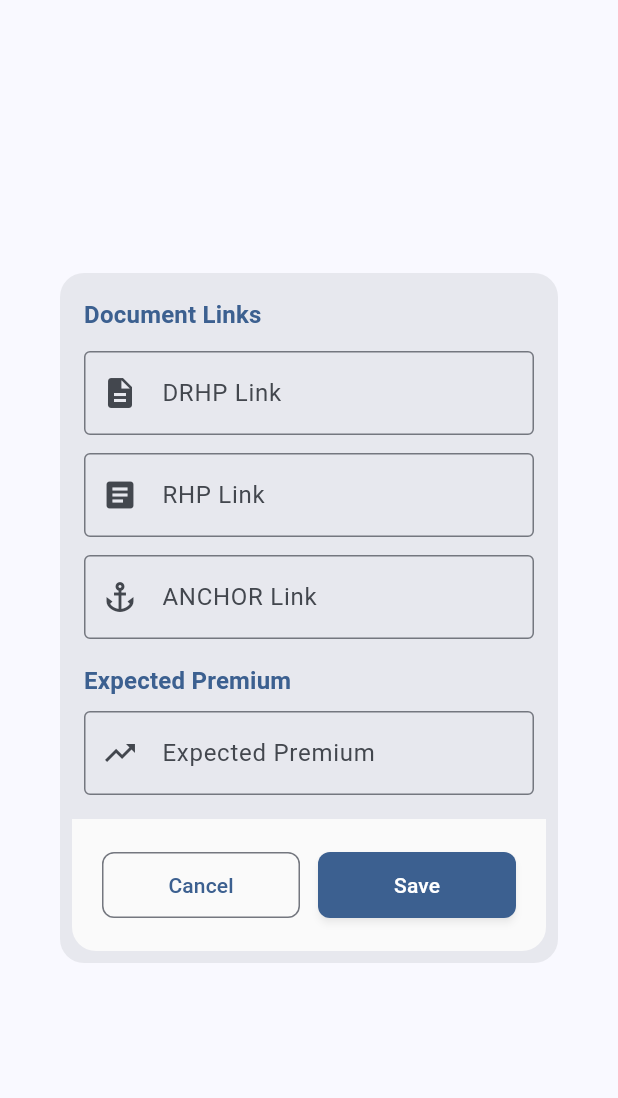
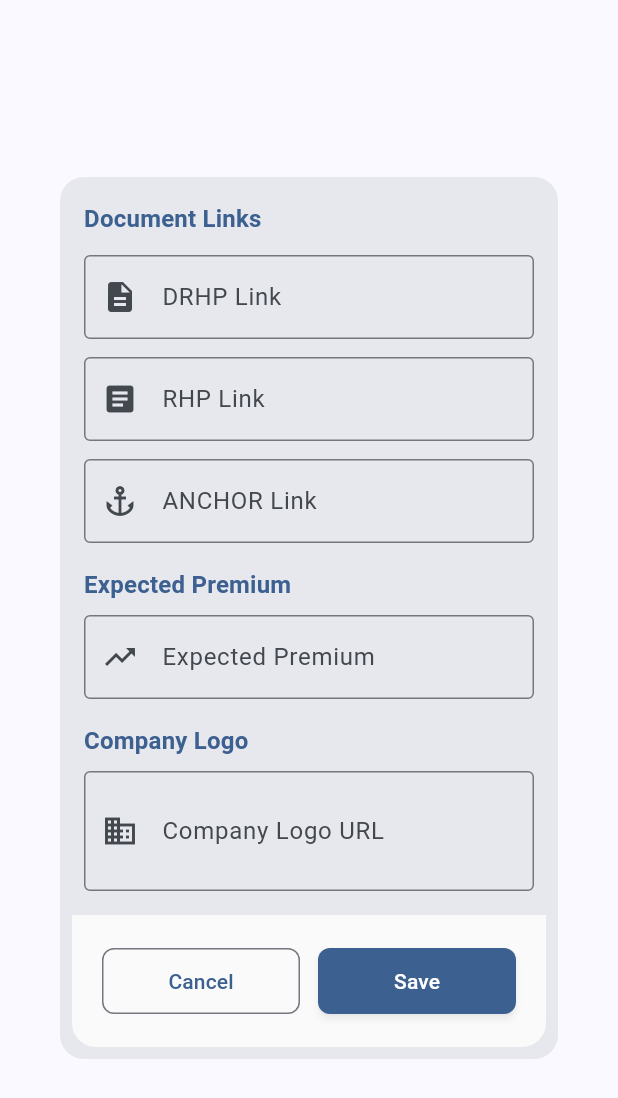
Before and after one commit to secretdeveloper90/ipoedge-scraping-app, a Flutter app: the DocumentLinksModal widget shown alone on an empty page, opened directly with empty values, on a phone screen of 412 x 824 dp. Shown: the top 1098 px of the screen. Run offline on Flutter 3.47's test engine with Material 3 defaults, Android fonts, the phone set to English and light mode, and no system bars; our stand-ins replace cloud_firestore, firebase_core; accounts and stored records are empty; network calls fail.

Commit message:
fixed the dasboard and option issue

```diff
--- a/lib/models/ipo_model.dart
+++ b/lib/models/ipo_model.dart
@@ -11,6 +11,8 @@ class IpoModel {
   final String? anchorLink;
   // Expected premium
   final String? expectedPremium;
+  // Company logo
+  final String? companyLogo;
 
   IpoModel({
     this.id,
@@ -23,6 +25,7 @@ class IpoModel {
     this.rhpLink,
     this.anchorLink,
     this.expectedPremium,
+    this.companyLogo,
   });
 
   factory IpoModel.fromJson(Map<String, dynamic> json) {
@@ -58,6 +61,7 @@ class IpoModel {
       anchorLink: json['anchorLink']?.toString() ??
           json['document_links']?['anchor']?.toString(),
       expectedPremium: json['expectedPremium']?.toString(),
+      companyLogo: null, // Manually managed, don't populate from API
     );
   }
 
@@ -73,6 +77,7 @@ class IpoModel {
       'rhpLink': rhpLink,
       'anchorLink': anchorLink,
       'expectedPremium': expectedPremium,
+      'companyLogo': companyLogo,
     };
   }
 
@@ -98,12 +103,6 @@ class IpoModel {
     firestoreData['_firebaseCreatedAt'] = createdAt ?? DateTime.now();
     firestoreData['_firebaseUpdatedAt'] = DateTime.now();
 
-    // Add essential fields for querying (if not already present)
-    firestoreData['companyId'] = companyId;
-    if (companyName != null) {
-      firestoreData['companyName'] = companyName;
-    }
-
     // Add document links as nested object
     final documentLinksData = <String, String?>{};
     if (drhpLink != null && drhpLink!.isNotEmpty) {
@@ -125,6 +124,15 @@ class IpoModel {
       firestoreData['expectedPremium'] = expectedPremium;
     }
 
+    // Add company logo to company_headers
+    if (companyLogo != null && companyLogo!.isNotEmpty) {
+      // Ensure company_headers exists
+      if (firestoreData['company_headers'] == null) {
+        firestoreData['company_headers'] = <String, dynamic>{};
+      }
+      firestoreData['company_headers']['company_logo'] = companyLogo;
+    }
+
     return firestoreData;
   }
 
@@ -142,6 +150,14 @@ class IpoModel {
       'research_reports',
       'post_page_link',
       'post_analysis',
+      'company_events',
+      'tableData',
+      'ipo_rhp_document',
+      'ipo_drhp_document',
+      'rhp_external_document',
+      'stock_page_url',
+      'subscription_modified',
+      'company_logo'
     };
 
     if (depth > maxDepth) {
@@ -263,6 +279,7 @@ class IpoModel {
     String? rhpLink,
     String? anchorLink,
     String? expectedPremium,
+    String? companyLogo,
   }) {
     return IpoModel(
       id: id ?? this.id,
@@ -275,6 +292,7 @@ class IpoModel {
       rhpLink: rhpLink ?? this.rhpLink,
       anchorLink: anchorLink ?? this.anchorLink,
       expectedPremium: expectedPremium ?? this.expectedPremium,
+      companyLogo: companyLogo ?? this.companyLogo,
     );
   }
 
--- a/lib/screens/listing_tab.dart
+++ b/lib/screens/listing_tab.dart
@@ -407,8 +407,7 @@ class _ListingTabState extends State<ListingTab> {
         scrollDirection: Axis.horizontal,
         child: ConstrainedBox(
           constraints: BoxConstraints(
-            minWidth: MediaQuery.of(context).size.width -
-                32,
+            minWidth: MediaQuery.of(context).size.width - 32,
           ),
           child: DataTable(
             columnSpacing: 16,
--- a/lib/widgets/document_links_modal.dart
+++ b/lib/widgets/document_links_modal.dart
@@ -23,6 +23,7 @@ class _DocumentLinksModalState extends State<DocumentLinksModal> {
   final _rhpLinkController = TextEditingController();
   final _anchorLinkController = TextEditingController();
   final _expectedPremiumController = TextEditingController();
+  final _companyLogoController = TextEditingController();
 
   bool _isLoading = false;
   bool _isLoadingData = false;
@@ -38,6 +39,7 @@ class _DocumentLinksModalState extends State<DocumentLinksModal> {
     _rhpLinkController.text = widget.ipo.rhpLink ?? '';
     _anchorLinkController.text = widget.ipo.anchorLink ?? '';
     _expectedPremiumController.text = widget.ipo.expectedPremium ?? '';
+    _companyLogoController.text = widget.ipo.companyLogo ?? '';
   }
 
   @override
@@ -46,6 +48,7 @@ class _DocumentLinksModalState extends State<DocumentLinksModal> {
     _rhpLinkController.dispose();
     _anchorLinkController.dispose();
     _expectedPremiumController.dispose();
+    _companyLogoController.dispose();
     super.dispose();
   }
 
@@ -94,6 +97,9 @@ class _DocumentLinksModalState extends State<DocumentLinksModal> {
         expectedPremium: _expectedPremiumController.text.trim().isEmpty
             ? '' // Empty string to remove the field
             : _expectedPremiumController.text.trim(),
+        companyLogo: _companyLogoController.text.trim().isEmpty
+            ? '' // Empty string to remove the field
+            : _companyLogoController.text.trim(),
       );
 
       widget.onSaved();
@@ -222,6 +228,23 @@ class _DocumentLinksModalState extends State<DocumentLinksModal> {
               keyboardType: TextInputType.text,
               maxLines: 1,
             ),
+            const SizedBox(height: 16),
+
+            // Company Logo Section
+            Text(
+              'Company Logo',
+              style: Theme.of(context).textTheme.titleMedium?.copyWith(
+                    fontWeight: FontWeight.bold,
+                    color: Theme.of(context).primaryColor,
+                  ),
+            ),
+            const SizedBox(height: 8),
+            _buildLinkField(
+              controller: _companyLogoController,
+              label: 'Company Logo URL',
+              hint: 'Enter company logo image URL',
+              icon: Icons.business,
+            ),
             const SizedBox(height: 8),
           ],
         ),
```
Also changed, not shown: lib/services/firebase_service.dart (+40 -24 lines).
